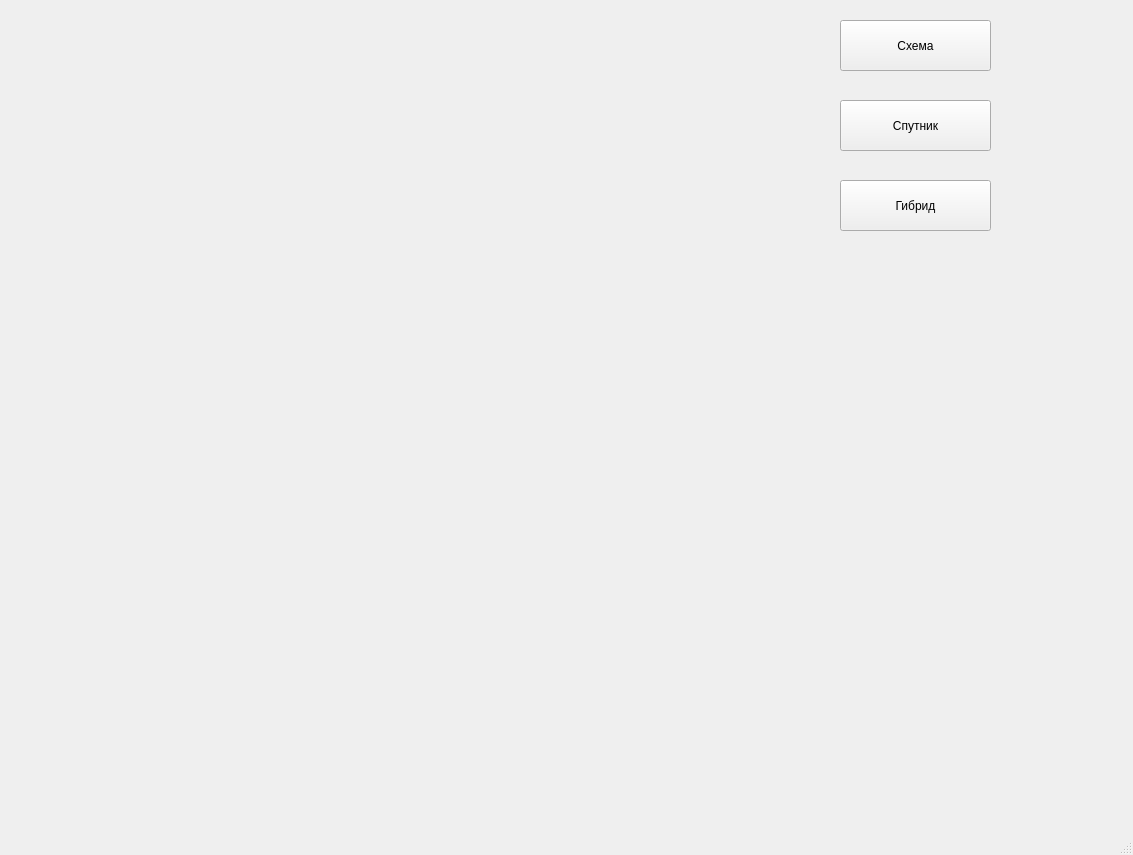
This is des.ui in DEATHSTROUKE/Maps as Qt 5 draws it before an edit. The edited form follows.
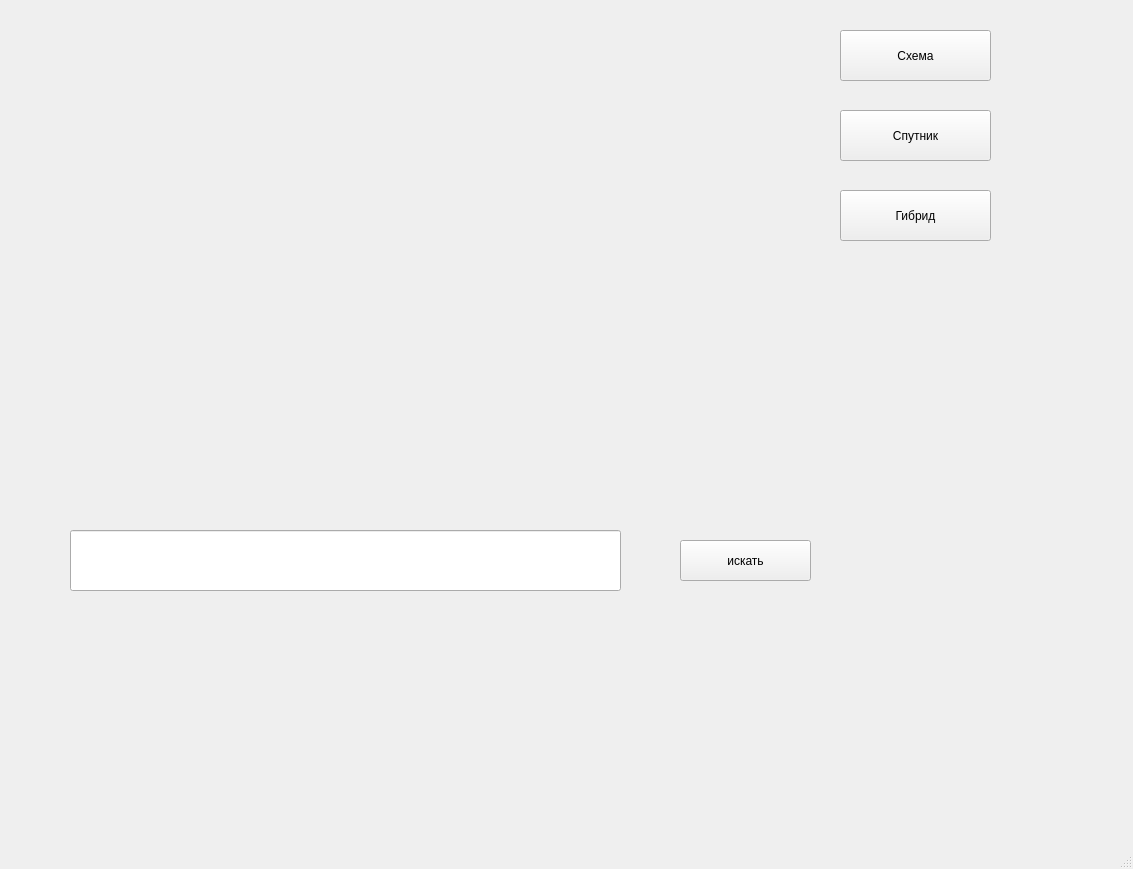
This is the edited form.

```diff
--- a/des.ui
+++ b/des.ui
@@ -7,7 +7,7 @@
     <x>0</x>
     <y>0</y>
     <width>1133</width>
-    <height>855</height>
+    <height>869</height>
    </rect>
   </property>
   <property name="windowTitle">
@@ -18,9 +18,9 @@
     <property name="geometry">
      <rect>
       <x>30</x>
-      <y>0</y>
+      <y>20</y>
       <width>600</width>
-      <height>540</height>
+      <height>450</height>
      </rect>
     </property>
     <property name="text">
@@ -31,7 +31,7 @@
     <property name="geometry">
      <rect>
       <x>840</x>
-      <y>20</y>
+      <y>30</y>
       <width>151</width>
       <height>51</height>
      </rect>
@@ -44,7 +44,7 @@
     <property name="geometry">
      <rect>
       <x>840</x>
-      <y>100</y>
+      <y>110</y>
       <width>151</width>
       <height>51</height>
      </rect>
@@ -57,7 +57,7 @@
     <property name="geometry">
      <rect>
       <x>840</x>
-      <y>180</y>
+      <y>190</y>
       <width>151</width>
       <height>51</height>
      </rect>
@@ -66,6 +66,37 @@
      <string>Гибрид</string>
     </property>
    </widget>
+   <widget class="QLineEdit" name="led">
+    <property name="geometry">
+     <rect>
+      <x>70</x>
+      <y>530</y>
+      <width>551</width>
+      <height>61</height>
+     </rect>
+    </property>
+    <property name="font">
+     <font>
+      <pointsize>10</pointsize>
+     </font>
+    </property>
+    <property name="text">
+     <string/>
+    </property>
+   </widget>
+   <widget class="QPushButton" name="search1">
+    <property name="geometry">
+     <rect>
+      <x>680</x>
+      <y>540</y>
+      <width>131</width>
+      <height>41</height>
+     </rect>
+    </property>
+    <property name="text">
+     <string>искать</string>
+    </property>
+   </widget>
   </widget>
   <widget class="QMenuBar" name="menubar">
    <property name="geometry">
```
